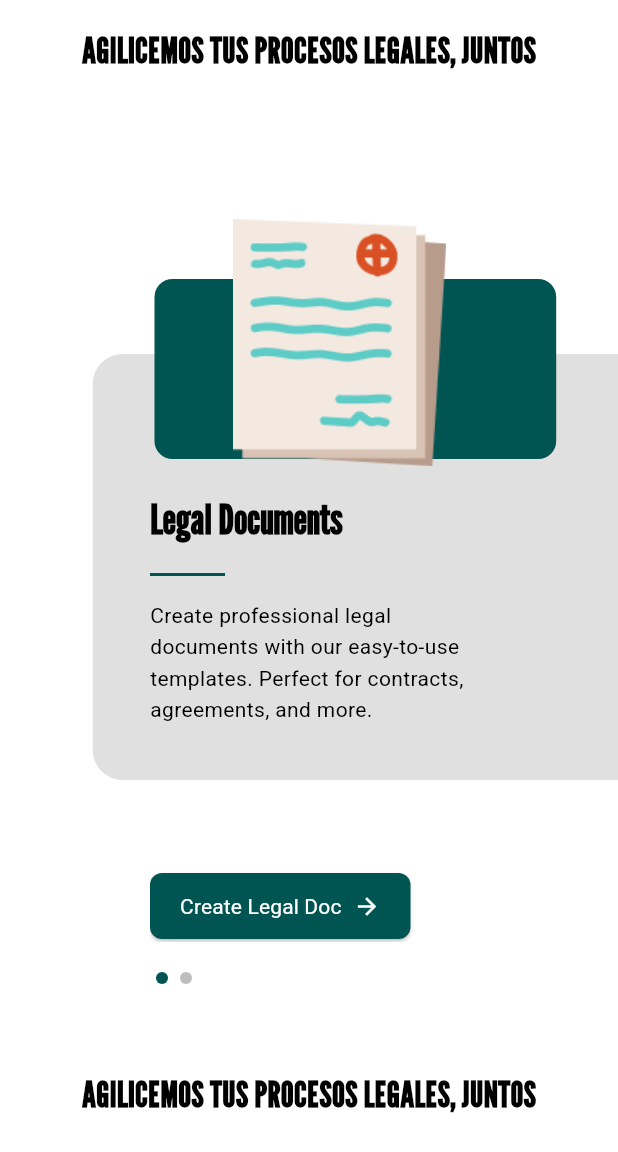
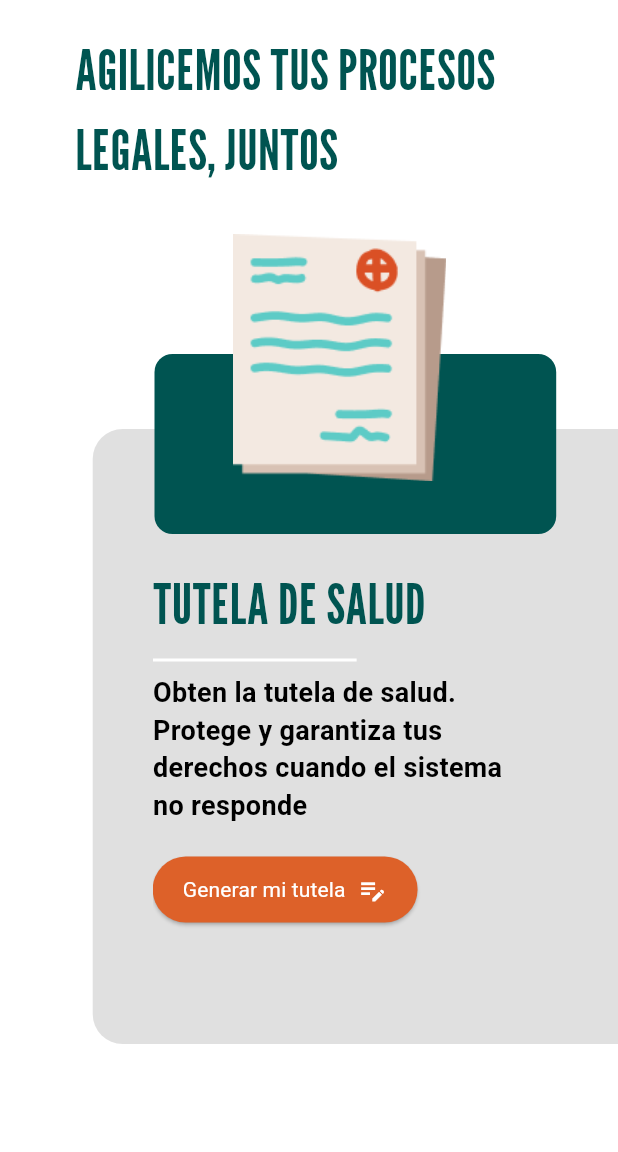
Before and after one commit to justdigitaldevco/just-digital-frontend-web-flutter, a Flutter app: the screen it shows after launch, on a phone screen of 412 x 824 dp, the part 84-1236 px from its top. Run offline on Flutter 3.47's test engine with Material 3 defaults, Android fonts, the phone set to English and light mode, and no system bars; our stand-ins replace flutter_bloc, web; missing offline and left inert: dart:js_interop; project files that could hold a hidden picture were left out.

Commit message:
graphic changes on main page

```diff
--- a/lib/core/themes/app_theme.dart
+++ b/lib/core/themes/app_theme.dart
@@ -13,9 +13,8 @@ class AppTheme {
     textTheme: const TextTheme(
       displayLarge: TextStyle(
         fontFamily: 'LeagueGothic',
-        fontWeight: FontWeight.w700,
-        fontSize: 24,
-        color: Colors.black,
+        fontSize: 37,
+        color: const Color(0xFF005451),
       ),
       displayMedium: TextStyle(
         fontFamily: 'LeagueGothic',
--- a/lib/core/widgets/main_screen/document_choice_slider.dart
+++ b/lib/core/widgets/main_screen/document_choice_slider.dart
@@ -29,15 +29,15 @@ class _DocumentChoiceSliderState extends State<DocumentChoiceSlider> {
 
   final List<DocumentType> documentTypes = [
     DocumentType(
-      title: 'Legal Documents',
-      description: 'Create professional legal documents with our easy-to-use templates. Perfect for contracts, agreements, and more.',
-      buttonText: 'Create Legal Doc',
+      title: 'TUTELA DE SALUD',
+      description: 'Obten la tutela de salud. Protege y garantiza tus derechos cuando el sistema no responde',
+      buttonText: 'Generar mi tutela',
       imagePath: 'assets/images/illustrations/main_screen/img_ms_1.png',
     ),
     DocumentType(
-      title: 'Business Forms',
-      description: 'Streamline your business operations with customizable forms and templates for various business needs.',
-      buttonText: 'Business Forms',
+      title: 'SOLICITUD DE BANCARROTA',
+      description: 'Obten tu documento de solicitud de bancarrota. Protege y garantiza tus derechos cuando el sistema no responde',
+      buttonText: 'Próximamente',
       imagePath: 'assets/images/illustrations/main_screen/img_ms_1.png',
     ),
   ];
@@ -49,16 +49,18 @@ class _DocumentChoiceSliderState extends State<DocumentChoiceSlider> {
 
     return Container(
       color: Colors.white,
-      height: 600,
-      child: Stack(
+      child: Column(
         children: [
-          // 1. Grey rectangle with round corners (slightly off the right)
-          Positioned(
-            right: -screenWidth * 0.15,
+          // Stack containing all the visual elements
+          Stack(
+            children: [
+              // Main content area with grey background - now adapts to content
+              Container(
+                margin: EdgeInsets.only(
+                  left: screenWidth * 0.15,
                   top: 140,
-            child: Container(
-              width: screenWidth * 1,
-              height: 284,
+                  bottom: 60, // Added bottom margin to separate from indicators
+                ),
                 decoration: BoxDecoration(
                   color: Colors.grey[300],
                   borderRadius: const BorderRadius.only(
@@ -66,44 +68,20 @@ class _DocumentChoiceSliderState extends State<DocumentChoiceSlider> {
                     bottomLeft: Radius.circular(20),
                   ),
                 ),
+                child: Padding(
+                  padding: const EdgeInsets.only(
+                    left: 40.0,
+                    right: 40.0,
+                    top: 90,
+                    bottom: 40, // Reduced bottom padding since container adapts
                   ),
-          ),
-          // 2. Green rectangle (smaller, aligned with grey rectangle top)
-          Positioned(
-            right: screenWidth * 0.1,
-            top: 90,
-            child: Container(
-              width: screenWidth * 0.65,
-              height: 120,
-              decoration: BoxDecoration(
-                color: const Color(0xFF005451),
-                borderRadius: BorderRadius.circular(12),
-              ),
-            ),
-          ),
-
-          // 3. PNG image starting from lower part of green rectangle - moved up
-          Positioned(
-            right: screenWidth * 0.25,
-            top: 50, // Moved up to create overlap with green rectangle
-            child: Image.asset(
-              documentTypes[_currentPage].imagePath,
-              width: screenWidth * 0.4,
-              height: screenWidth * 0.4, // Slightly taller to accommodate the upward movement
-            ),
-          ),
-          // 4. Content slider inside the grey rectangle
-          Positioned(
-            left: 100,
-            top: 230, // Adjusted to stay inside grey rectangle
-            bottom: 40, // Added bottom constraint to stay inside
-            child: Container(
-              width: screenWidth * 0.6,
                   child: Column(
+                    mainAxisSize: MainAxisSize.min, // Allows container to adapt to content height
                     crossAxisAlignment: CrossAxisAlignment.start,
                     children: [
                       // PageView for horizontal sliding content
-                  Expanded(
+                      SizedBox(
+                        height: 280, // Fixed height for the PageView
                         child: PageView.builder(
                           controller: _pageController,
                           itemCount: documentTypes.length,
@@ -115,7 +93,7 @@ class _DocumentChoiceSliderState extends State<DocumentChoiceSlider> {
                           itemBuilder: (context, index) {
                             final documentType = documentTypes[index];
                             return Padding(
-                          padding: const EdgeInsets.only(right: 20.0),
+                              padding: const EdgeInsets.only(right: 14.0),
                               child: Column(
                                 crossAxisAlignment: CrossAxisAlignment.start,
                                 mainAxisAlignment: MainAxisAlignment.center,
@@ -123,38 +101,32 @@ class _DocumentChoiceSliderState extends State<DocumentChoiceSlider> {
                                   // Title
                                   Text(
                                       documentType.title,
-                                style: AppTheme.lightTheme.textTheme.displayLarge?.copyWith(
-                                  fontSize: 28,
+                                      style: AppTheme.lightTheme.textTheme.displayLarge
                                   ),
+                                  const SizedBox(height: 10),
+                                  Container(
+                                    width: screenWidth * 0.33,
+                                    height: 2,
+                                    color: Colors.white,
                                   ),
-
-                              const SizedBox(height: 16),
-
-                              // Small horizontal division line
-                              Container(
-                                width: 50,
-                                height: 2,
-                                color: AppTheme.lightTheme.primaryColor,
-                              ),
-
-                              const SizedBox(height: 16),
-
-                              // Small paragraph
+                                  const SizedBox(height: 8),
+                                  // Description and button
                                   Expanded(
-                                child: Text(
+                                      child: Column(
+                                        crossAxisAlignment: CrossAxisAlignment.start,
+                                        children: [
+                                          Text(
                                             documentType.description,
                                             style: AppTheme.lightTheme.textTheme.bodyMedium?.copyWith(
-                                    fontSize: 14,
-                                    height: 1.5,
+                                                fontSize: 18,
+                                                height: 1.4,
+                                                fontWeight: FontWeight.bold,
+                                                fontFamily: "Roboto"
                                             ),
                                             maxLines: 4,
                                             overflow: TextOverflow.ellipsis,
                                           ),
-                              ),
-
-                              const SizedBox(height: 24),
-
-                              // Button with text on left and icon on right
+                                          const SizedBox(height: 20),
                                           ElevatedButton(
                                             onPressed: () {
                                               Navigator.of(context).push(
@@ -173,14 +145,14 @@ class _DocumentChoiceSliderState extends State<DocumentChoiceSlider> {
                                               );
                                             },
                                             style: ElevatedButton.styleFrom(
-                                  backgroundColor: AppTheme.lightTheme.primaryColor,
+                                              backgroundColor: const Color(0xFFDD6129),
                                               foregroundColor: Colors.white,
                                               padding: const EdgeInsets.symmetric(
                                                 horizontal: 20,
                                                 vertical: 12,
                                               ),
                                               shape: RoundedRectangleBorder(
-                                    borderRadius: BorderRadius.circular(8),
+                                                borderRadius: BorderRadius.circular(25), // Very round corners
                                               ),
                                             ),
                                             child: Row(
@@ -192,11 +164,14 @@ class _DocumentChoiceSliderState extends State<DocumentChoiceSlider> {
                                                 ),
                                                 const SizedBox(width: 8),
                                                 const Icon(
-                                      Icons.arrow_forward,
-                                      size: 18,
+                                                  Icons.edit_note,
+                                                  size: 20,
                                                 ),
                                               ],
                                             ),
+                                          )
+                                        ],
+                                      )
                                   ),
                                 ],
                               ),
@@ -204,17 +179,49 @@ class _DocumentChoiceSliderState extends State<DocumentChoiceSlider> {
                           },
                         ),
                       ),
+                    ],
+                  ),
+                ),
+              ),
 
-                  // Page indicators
-                  const SizedBox(height: 20),
-                  Row(
-                    mainAxisAlignment: MainAxisAlignment.start,
+              // Green rectangle positioned over the grey background
+              Positioned(
+                right: screenWidth * 0.1,
+                top: 90, // Positioned above the grey rectangle
+                child: Container(
+                  width: screenWidth * 0.65,
+                  height: 120,
+                  decoration: BoxDecoration(
+                    color: const Color(0xFF005451),
+                    borderRadius: BorderRadius.circular(12),
+                  ),
+                ),
+              ),
+
+              // PNG image positioned over both rectangles
+              Positioned(
+                right: screenWidth * 0.25,
+                top: 10, // Positioned to overlap with green rectangle
+                child: Image.asset(
+                  documentTypes[_currentPage].imagePath,
+                  width: screenWidth * 0.4,
+                  height: screenWidth * 0.4,
+                ),
+              ),
+            ],
+          ),
+
+          // Page indicators with more separation
+          Container(
+            padding: const EdgeInsets.only(bottom: 40, top: 20), // Increased top padding for more separation
+            child: Row(
+              mainAxisAlignment: MainAxisAlignment.center,
               children: List.generate(
                 documentTypes.length,
                     (index) => Container(
-                        margin: const EdgeInsets.symmetric(horizontal: 4),
-                        width: 8,
-                        height: 8,
+                  margin: const EdgeInsets.symmetric(horizontal: 6), // Slightly increased horizontal margin
+                  width: 12, // Slightly larger indicators
+                  height: 12,
                   decoration: BoxDecoration(
                     shape: BoxShape.circle,
                     color: _currentPage == index
@@ -222,9 +229,6 @@ class _DocumentChoiceSliderState extends State<DocumentChoiceSlider> {
                         : Colors.grey[400],
                   ),
                 ),
-                    ),
-                  ),
-                ],
               ),
             ),
           ),
--- a/lib/screens/main_screen.dart
+++ b/lib/screens/main_screen.dart
@@ -1,5 +1,3 @@
-
-
 import 'package:flutter/material.dart';
 import 'package:justdigital_webapp/core/widgets/custom_appbar.dart';
 import 'package:justdigital_webapp/core/widgets/main_screen/document_choice_slider.dart';
@@ -18,112 +16,20 @@ class HomePage extends StatelessWidget {
           // Section 1: Hero/Introduction
           SliverToBoxAdapter(
             child: Container(
-              padding: EdgeInsets.all(16.0),
+              padding: EdgeInsets.symmetric(horizontal: 50, vertical: 20),
               child: Column(
                 children: [
                   Text(
                     'AGILICEMOS TUS PROCESOS LEGALES, JUNTOS',
                     style: AppTheme.lightTheme.textTheme.displayLarge,
                   ),
-                  SizedBox(height: 30),
+                 // SizedBox(height: 30),
                 ],
               ),
             ),
           ),
           SliverToBoxAdapter(
-            child: DocumentChoiceSlider(), // Your custom widget here
-          ),
-          SliverToBoxAdapter(
-            child: Container(
-              padding: EdgeInsets.all(16.0),
-              child: Column(
-                children: [
-                  Text(
-                    'AGILICEMOS TUS PROCESOS LEGALES, JUNTOS',
-                    style: AppTheme.lightTheme.textTheme.displayLarge,
-                  ),
-                  SizedBox(height: 16),
-                ],
-              ),
-            ),
-          ),
-
-          // Section 2: Features with horizontal scrolling
-          SliverToBoxAdapter(
-            child: SizedBox(
-              height: 200,
-              child: ListView.builder(
-                scrollDirection: Axis.horizontal,
-                itemCount: 5,
-                itemBuilder: (context, index) {
-                  return Container(
-                    width: 150,
-                    margin: EdgeInsets.all(8.0),
-                    decoration: BoxDecoration(
-                      color: Colors.grey[200],
-                      borderRadius: BorderRadius.circular(12),
-                    ),
-                    child: Column(
-                      mainAxisAlignment: MainAxisAlignment.center,
-                      children: [
-                        Icon(Icons.star, size: 40),
-                        Text('Feature ${index + 1}'),
-                      ],
-                    ),
-                  );
-                },
-              ),
-            ),
-          ),
-
-          // Section 3: Content with grid
-          SliverPadding(
-            padding: EdgeInsets.all(16.0),
-            sliver: SliverGrid(
-              gridDelegate: SliverGridDelegateWithFixedCrossAxisCount(
-                crossAxisCount: 2, // 2 columns on mobile
-                crossAxisSpacing: 10,
-                mainAxisSpacing: 10,
-                childAspectRatio: 1.0,
-              ),
-              delegate: SliverChildBuilderDelegate(
-                    (context, index) {
-                  return Container(
-                    decoration: BoxDecoration(
-                      color: Colors.blue[100],
-                      borderRadius: BorderRadius.circular(8),
-                    ),
-                    child: Center(
-                      child: Text('Item $index'),
-                    ),
-                  );
-                },
-                childCount: 6,
-              ),
-            ),
-          ),
-
-          // Section 4: Long content
-          SliverList(
-            delegate: SliverChildBuilderDelegate(
-                  (context, index) {
-                return ListTile(
-                  leading: CircleAvatar(
-                    backgroundColor: AppTheme.lightTheme.primaryColor,
-                    child: Text('${index + 1}'),
-                  ),
-                  title: Text(
-                    'List Item ${index + 1}',
-                    style: AppTheme.lightTheme.textTheme.titleMedium,
-                  ),
-                  subtitle: Text(
-                    'Description for item ${index + 1}',
-                    style: AppTheme.lightTheme.textTheme.bodyMedium,
-                  ),
-                );
-              },
-              childCount: 10,
-            ),
+            child: DocumentChoiceSlider(),
           ),
 
           // Section 5: Footer/Call to Action
@@ -133,17 +39,7 @@ class HomePage extends StatelessWidget {
               color: AppTheme.lightTheme.primaryColor,
               child: Column(
                 children: [
-                  Text(
-                    'Ready to get started?',
-                    style: AppTheme.lightTheme.textTheme.displayMedium?.copyWith(
-                      color: Colors.white,
-                    ),
-                  ),
                   SizedBox(height: 16),
-                  ElevatedButton(
-                    onPressed: () {},
-                    child: Text('Get Started'),
-                  ),
                 ],
               ),
             ),
```
Lines whose indentation alone changed are shown as unchanged.
